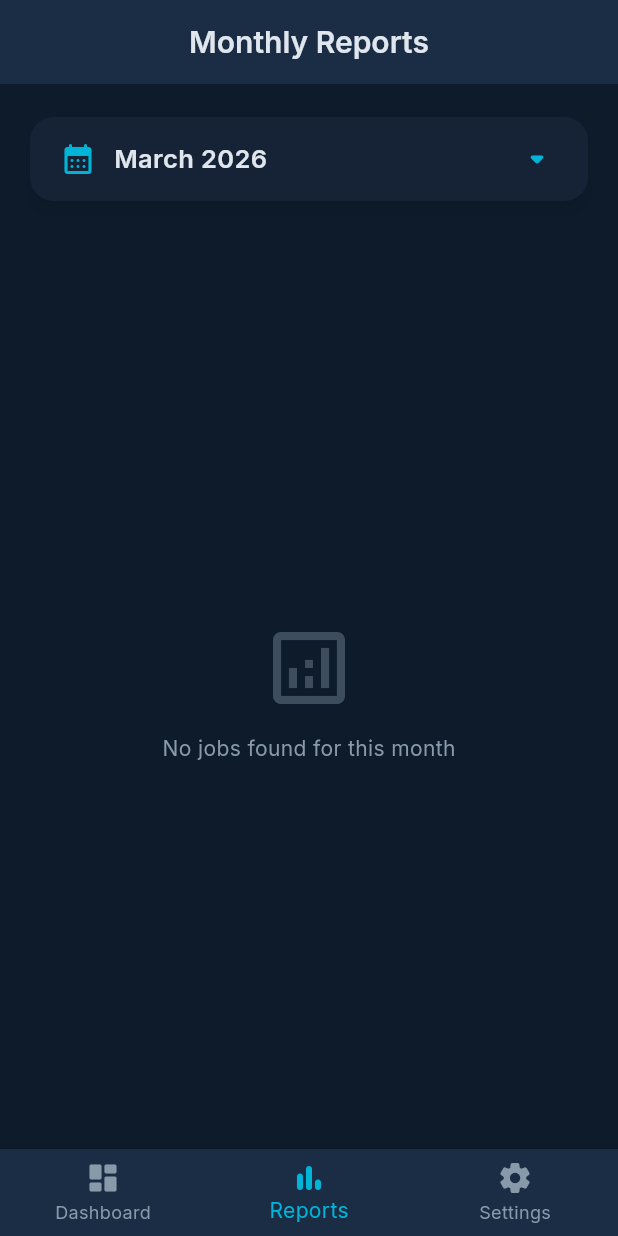
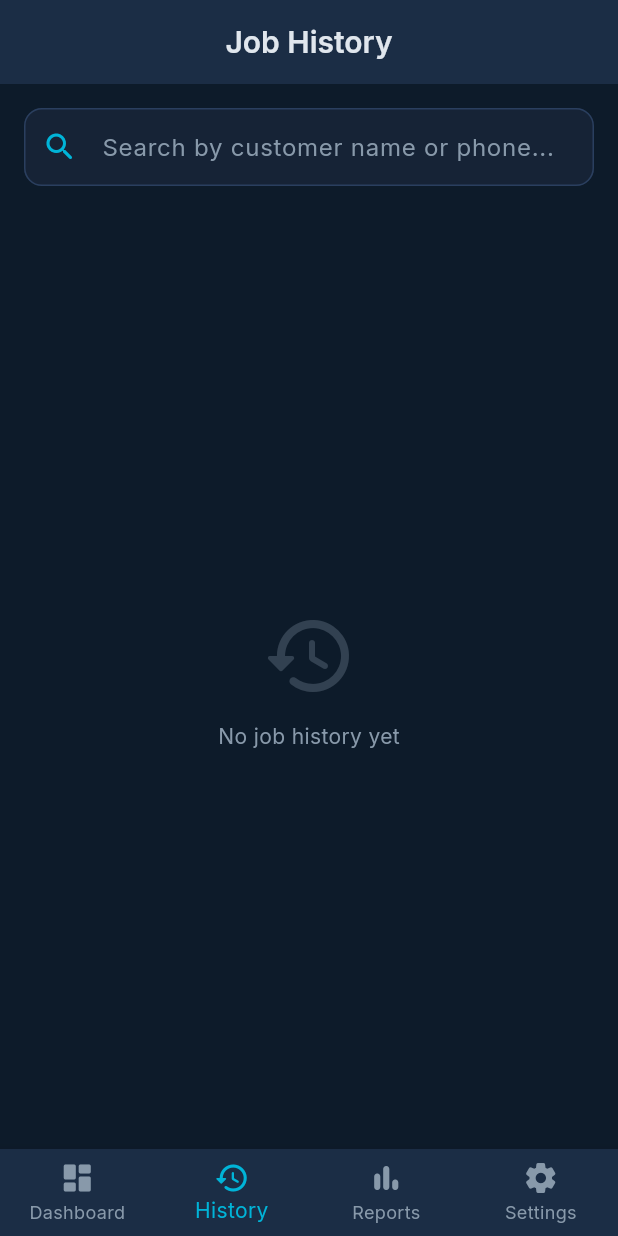
Before and after one commit to venslyg/AC-diary, a Flutter app: the screen it shows once a user with an empty profile is signed in, item 2 of the bottom bar chosen, on a phone screen of 412 x 824 dp. Run offline on Flutter 3.47's test engine with Material 3 defaults, Android fonts, the phone set to English and light mode, and no system bars; our stand-ins replace cloud_firestore, firebase_auth, firebase_core, google_fonts, pdf, printing; accounts and stored records are empty.

Commit message:
feat: Implement job management with new provider, Firestore service, dashboard, and history screens.

```diff
--- a/lib/providers/job_provider.dart
+++ b/lib/providers/job_provider.dart
@@ -72,6 +72,11 @@ class JobProvider extends ChangeNotifier {
     await _firestoreService.deleteJob(uid, jobId);
   }
 
+  /// Stream all jobs for history
+  Stream<List<JobModel>> getAllJobs(String uid) {
+    return _firestoreService.getAllJobsStream(uid);
+  }
+
   /// Stream jobs for a given month
   Stream<List<JobModel>> getMonthJobs(String uid, int year, int month) {
     final yearMonth =
--- a/lib/screens/dashboard_screen.dart
+++ b/lib/screens/dashboard_screen.dart
@@ -4,6 +4,7 @@ import '../providers/job_provider.dart';
 import '../providers/user_provider.dart';
 import '../theme/app_theme.dart';
 import 'category_jobs_screen.dart';
+import 'history_screen.dart';
 import 'job_entry_screen.dart';
 import 'reports_screen.dart';
 import 'settings_screen.dart';
@@ -20,6 +21,7 @@ class _DashboardScreenState extends State<DashboardScreen> {
 
   final List<Widget> _screens = const [
     _DashboardBody(),
+    HistoryScreen(),
     ReportsScreen(),
     SettingsScreen(),
   ];
@@ -30,11 +32,16 @@ class _DashboardScreenState extends State<DashboardScreen> {
       body: _screens[_currentIndex],
       bottomNavigationBar: BottomNavigationBar(
         currentIndex: _currentIndex,
+        type: BottomNavigationBarType.fixed,
         onTap: (i) => setState(() => _currentIndex = i),
         items: const [
           BottomNavigationBarItem(
             icon: Icon(Icons.dashboard_rounded),
             label: 'Dashboard',
+          ),
+          BottomNavigationBarItem(
+            icon: Icon(Icons.history_rounded),
+            label: 'History',
           ),
           BottomNavigationBarItem(
             icon: Icon(Icons.bar_chart_rounded),
--- /dev/null
+++ b/lib/screens/history_screen.dart
@@ -0,0 +1,304 @@
+import 'package:flutter/material.dart';
+import 'package:provider/provider.dart';
+import 'package:url_launcher/url_launcher.dart';
+import '../providers/auth_provider.dart' as app;
+import '../providers/job_provider.dart';
+import '../models/job_model.dart';
+import '../theme/app_theme.dart';
+import 'job_entry_screen.dart';
+
+class HistoryScreen extends StatefulWidget {
+  const HistoryScreen({super.key});
+
+  @override
+  State<HistoryScreen> createState() => _HistoryScreenState();
+}
+
+class _HistoryScreenState extends State<HistoryScreen> {
+  final TextEditingController _searchController = TextEditingController();
+  String _searchQuery = '';
+
+  @override
+  void dispose() {
+    _searchController.dispose();
+    super.dispose();
+  }
+
+  Future<void> _makePhoneCall(String phoneNumber) async {
+    final Uri launchUri = Uri(
+      scheme: 'tel',
+      path: phoneNumber,
+    );
+    if (await canLaunchUrl(launchUri)) {
+      await launchUrl(launchUri);
+    } else {
+      if (mounted) {
+        ScaffoldMessenger.of(context).showSnackBar(
+          const SnackBar(
+            content: Text('Could not launch phone dialer'),
+            backgroundColor: AppTheme.danger,
+          ),
+        );
+      }
+    }
+  }
+
+  static const _categoryIcons = {
+    'Repair': Icons.build_rounded,
+    'Service': Icons.home_repair_service_rounded,
+    'Maintenance': Icons.engineering_rounded,
+    'Installation': Icons.install_desktop_rounded,
+  };
+
+  static const _categoryColors = {
+    'Repair': AppTheme.accent,
+    'Service': AppTheme.success,
+    'Maintenance': AppTheme.warning,
+    'Installation': AppTheme.danger,
+  };
+
+  @override
+  Widget build(BuildContext context) {
+    final uid = context.read<app.AuthProvider>().user?.uid;
+    if (uid == null) return const SizedBox.shrink();
+
+    return Scaffold(
+      appBar: AppBar(
+        title: const Text('Job History'),
+        automaticallyImplyLeading: false,
+      ),
+      body: Column(
+        children: [
+          // Search Bar
+          Padding(
+            padding: const EdgeInsets.all(16.0),
+            child: TextField(
+              controller: _searchController,
+              decoration: InputDecoration(
+                hintText: 'Search by customer name or phone...',
+                prefixIcon: const Icon(Icons.search_rounded, color: AppTheme.accent),
+                suffixIcon: _searchQuery.isNotEmpty
+                    ? IconButton(
+                        icon: const Icon(Icons.clear_rounded),
+                        onPressed: () {
+                          _searchController.clear();
+                          setState(() => _searchQuery = '');
+                        },
+                      )
+                    : null,
+                filled: true,
+                fillColor: AppTheme.surfaceCard,
+                border: OutlineInputBorder(
+                  borderRadius: BorderRadius.circular(12),
+                  borderSide: BorderSide.none,
+                ),
+              ),
+              onChanged: (value) {
+                setState(() {
+                  _searchQuery = value.toLowerCase();
+                });
+              },
+            ),
+          ),
+
+          Expanded(
+            child: StreamBuilder<List<JobModel>>(
+              stream: context.read<JobProvider>().getAllJobs(uid),
+              builder: (context, snapshot) {
+                if (snapshot.connectionState == ConnectionState.waiting) {
+                  return const Center(
+                    child: CircularProgressIndicator(color: AppTheme.accent),
+                  );
+                }
+
+                final allJobs = snapshot.data ?? [];
+
+                // Filter jobs based on search query
+                final filteredJobs = allJobs.where((job) {
+                  return job.customerName.toLowerCase().contains(_searchQuery) ||
+                         job.mobileNumber.contains(_searchQuery);
+                }).toList();
+
+                if (filteredJobs.isEmpty) {
+                  return Center(
+                    child: Column(
+                      mainAxisSize: MainAxisSize.min,
+                      children: [
+                        Icon(Icons.history_rounded, size: 64, color: AppTheme.textSecondary.withValues(alpha: 0.3)),
+                        const SizedBox(height: 12),
+                        Text(
+                          _searchQuery.isEmpty
+                              ? 'No job history yet'
+                              : 'No jobs found matching "$_searchQuery"',
+                          style: const TextStyle(color: AppTheme.textSecondary),
+                        ),
+                      ],
+                    ),
+                  );
+                }
+
+                return ListView.builder(
+                  padding: const EdgeInsets.symmetric(horizontal: 16, vertical: 8),
+                  itemCount: filteredJobs.length,
+                  itemBuilder: (context, index) {
+                    final job = filteredJobs[index];
+                    final color = _categoryColors[job.category] ?? AppTheme.accent;
+                    final icon = _categoryIcons[job.category] ?? Icons.work;
+
+                    return Card(
+                      margin: const EdgeInsets.only(bottom: 12),
+                      shape: RoundedRectangleBorder(borderRadius: BorderRadius.circular(16)),
+                      child: InkWell(
+                        borderRadius: BorderRadius.circular(16),
+                        onTap: () {
+                          Navigator.push(
+                            context,
+                            MaterialPageRoute(
+                              builder: (_) => JobEntryScreen(editJob: job),
+                            ),
+                          );
+                        },
+                        child: Padding(
+                          padding: const EdgeInsets.all(16),
+                          child: Column(
+                            crossAxisAlignment: CrossAxisAlignment.start,
+                            children: [
+                              // Top row: Avatar + Name/Phone + Price/Status
+                              Row(
+                                crossAxisAlignment: CrossAxisAlignment.start,
+                                children: [
+                                  CircleAvatar(
+                                    backgroundColor: color.withValues(alpha: 0.15),
+                                    child: Icon(icon, color: color, size: 20),
+                                  ),
+                                  const SizedBox(width: 12),
+                                  Expanded(
+                                    child: Column(
+                                      crossAxisAlignment: CrossAxisAlignment.start,
+                                      children: [
+                                        Text(
+                                          job.customerName,
+                                          style: const TextStyle(
+                                            fontWeight: FontWeight.w600,
+                                            fontSize: 16,
+                                            color: AppTheme.textPrimary,
+                                          ),
+                                        ),
+                                        const SizedBox(height: 4),
+                                        GestureDetector(
+                                          onTap: () => _makePhoneCall(job.mobileNumber),
+                                          child: Row(
+                                            mainAxisSize: MainAxisSize.min,
+                                            children: [
+                                              const Icon(Icons.phone_rounded, size: 14, color: AppTheme.accent),
+                                              const SizedBox(width: 6),
+                                              Text(
+                                                job.mobileNumber,
+                                                style: const TextStyle(
+                                                  color: AppTheme.accent,
+                                                  fontWeight: FontWeight.w500,
+                                                  fontSize: 13,
+                                                ),
+                                              ),
+                                            ],
+                                          ),
+                                        ),
+                                      ],
+                                    ),
+                                  ),
+                                  Column(
+                                    crossAxisAlignment: CrossAxisAlignment.end,
+                                    children: [
+                                      Text(
+                                        'LKR ${job.price.toStringAsFixed(0)}',
+                                        style: TextStyle(
+                                          fontWeight: FontWeight.w700,
+                                          fontSize: 15,
+                                          color: color,
+                                        ),
+                                      ),
+                                      const SizedBox(height: 6),
+                                      Container(
+                                        padding: const EdgeInsets.symmetric(horizontal: 8, vertical: 2),
+                                        decoration: BoxDecoration(
+                                          color: job.isPaid
+                                              ? AppTheme.success.withValues(alpha: 0.15)
+                                              : AppTheme.danger.withValues(alpha: 0.15),
+                                          borderRadius: BorderRadius.circular(8),
+                                        ),
+                                        child: Text(
+                                          job.isPaid ? 'Paid' : 'Unpaid',
+                                          style: TextStyle(
+                                            color: job.isPaid ? AppTheme.success : AppTheme.danger,
+                                            fontSize: 11,
+                                            fontWeight: FontWeight.w600,
+                                          ),
+                                        ),
+                                      ),
+                                    ],
+                                  ),
+                                ],
+                              ),
+                              const Padding(
+                                padding: EdgeInsets.symmetric(vertical: 12.0),
+                                child: Divider(height: 1, color: AppTheme.dividerColor),
+                              ),
+                              // Bottom row: Date & Category info
+                              Row(
+                                children: [
+                                  Icon(Icons.calendar_today_rounded, size: 14, color: AppTheme.textSecondary.withValues(alpha: 0.7)),
+                                  const SizedBox(width: 6),
+                                  Text(
+                                    job.dateKey,
+                                    style: TextStyle(
+                                      color: AppTheme.textSecondary.withValues(alpha: 0.9),
+                                      fontSize: 12,
+                                    ),
+                                  ),
+                                  const Spacer(),
+                                  Container(
+                                    padding: const EdgeInsets.symmetric(horizontal: 8, vertical: 4),
+                                    decoration: BoxDecoration(
+                                      color: AppTheme.surfaceInput,
+                                      borderRadius: BorderRadius.circular(6),
+                                    ),
+                                    child: Text(
+                                      job.category == 'Service' && job.serviceType != 'N/A'
+                                          ? '${job.category} (${job.serviceType})'
+                                          : job.category,
+                                      style: const TextStyle(
+                                        color: AppTheme.textSecondary,
+                                        fontSize: 11,
+                                        fontWeight: FontWeight.w500,
+                                      ),
+                                    ),
+                                  ),
+                                ],
+                              ),
+                              if (job.description.isNotEmpty) ...[
+                                const SizedBox(height: 10),
+                                Text(
+                                  job.description,
+                                  style: const TextStyle(
+                                    color: AppTheme.textSecondary,
+                                    fontSize: 13,
+                                  ),
+                                  maxLines: 2,
+                                  overflow: TextOverflow.ellipsis,
+                                ),
+                              ],
+                            ],
+                          ),
+                        ),
+                      ),
+                    );
+                  },
+                );
+              },
+            ),
+          ),
+        ],
+      ),
+    );
+  }
+}
--- a/pubspec.yaml
+++ b/pubspec.yaml
@@ -18,6 +18,7 @@ dependencies:
   google_fonts: ^6.2.1
   pdf: ^3.11.3
   printing: ^5.14.2
+  url_launcher: ^6.2.5
 
 dev_dependencies:
   flutter_test:
```
Also changed, not shown: lib/services/firestore_service.dart (+17 -0 lines), pubspec.lock, 1 other file.
